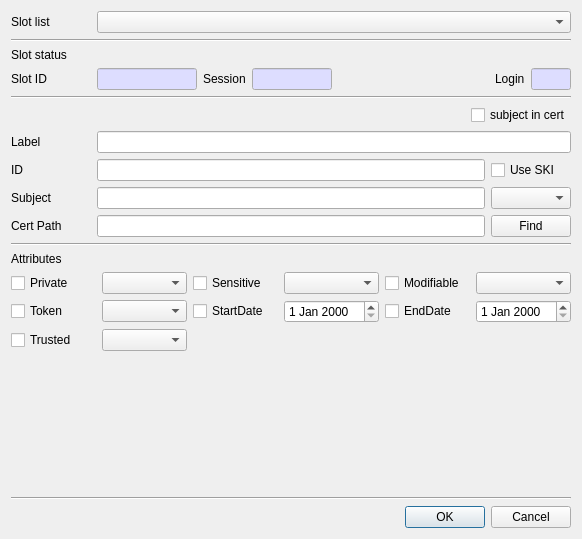
This is CryptokiMan/import_cert_dlg.ui in jykim74/CryptokiMan as Qt 5 draws it before an edit. The edited form follows.
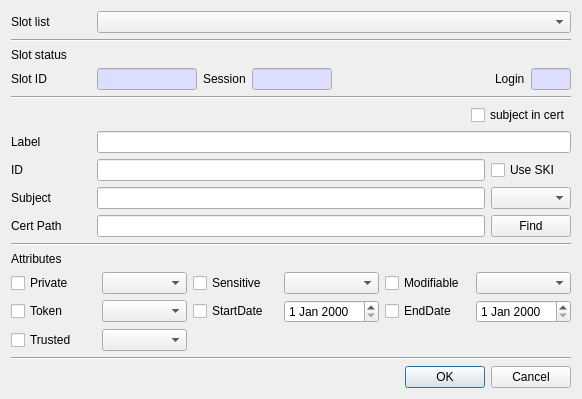
This is the edited form.

Diff of the .ui file:
```diff
--- a/CryptokiMan/import_cert_dlg.ui
+++ b/CryptokiMan/import_cert_dlg.ui
@@ -7,7 +7,7 @@
     <x>0</x>
     <y>0</y>
     <width>582</width>
-    <height>539</height>
+    <height>392</height>
    </rect>
   </property>
   <property name="windowTitle">
```
